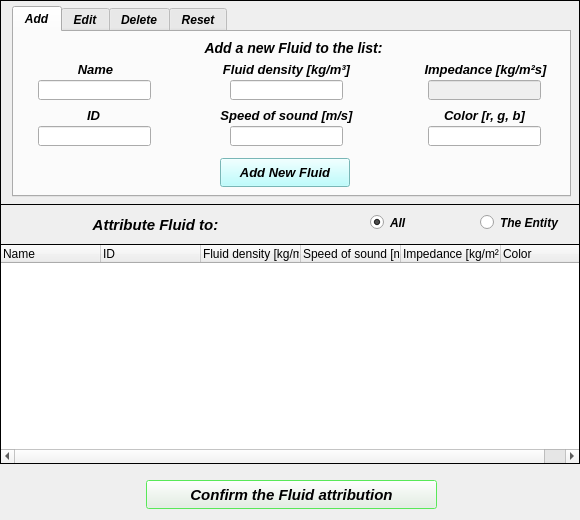
Old version of the form pulse/uix/user_input/ui/fluidInput.ui in the repository open-pulse/OpenPulse.
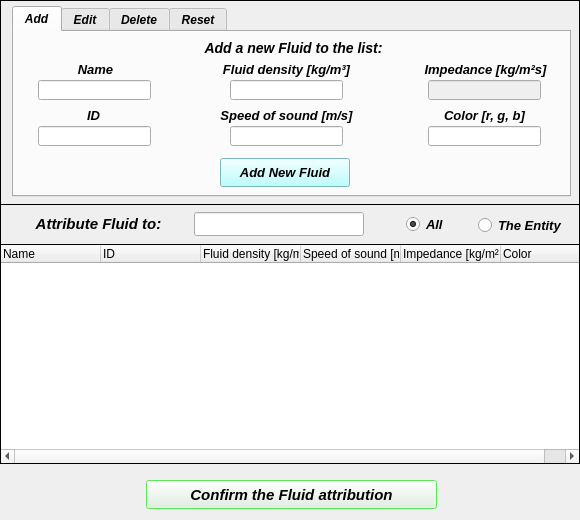
New version of the form. Icons and pictures are not drawn.

Patch:
```diff
--- a/pulse/uix/user_input/ui/fluidInput.ui
+++ b/pulse/uix/user_input/ui/fluidInput.ui
@@ -94,63 +94,50 @@
     <property name="lineWidth">
      <number>1</number>
     </property>
-    <widget class="QRadioButton" name="radioButton_entity">
+    <widget class="QLineEdit" name="lineEdit_selected_ID">
      <property name="geometry">
       <rect>
-       <x>480</x>
-       <y>10</y>
-       <width>83</width>
-       <height>17</height>
+       <x>194</x>
+       <y>8</y>
+       <width>170</width>
+       <height>24</height>
       </rect>
      </property>
-     <property name="font">
-      <font>
-       <family>Arial</family>
-       <weight>75</weight>
-       <italic>true</italic>
-       <bold>true</bold>
-       <stylestrategy>PreferAntialias</stylestrategy>
-      </font>
+     <property name="minimumSize">
+      <size>
+       <width>170</width>
+       <height>24</height>
+      </size>
      </property>
-     <property name="text">
-      <string>The Entity</string>
+     <property name="maximumSize">
+      <size>
+       <width>170</width>
+       <height>24</height>
+      </size>
      </property>
-     <property name="checked">
-      <bool>false</bool>
-     </property>
-    </widget>
-    <widget class="QRadioButton" name="radioButton_all">
-     <property name="geometry">
-      <rect>
-       <x>370</x>
-       <y>10</y>
-       <width>49</width>
-       <height>17</height>
-      </rect>
-     </property>
      <property name="font">
       <font>
        <family>Arial</family>
+       <pointsize>10</pointsize>
        <weight>75</weight>
        <italic>true</italic>
        <bold>true</bold>
-       <stylestrategy>PreferAntialias</stylestrategy>
       </font>
      </property>
      <property name="text">
-      <string>All</string>
+      <string/>
      </property>
-     <property name="checked">
-      <bool>true</bool>
+     <property name="alignment">
+      <set>Qt::AlignCenter</set>
      </property>
     </widget>
     <widget class="QLabel" name="label">
      <property name="geometry">
       <rect>
-       <x>20</x>
-       <y>12</y>
-       <width>271</width>
-       <height>16</height>
+       <x>14</x>
+       <y>10</y>
+       <width>169</width>
+       <height>21</height>
       </rect>
      </property>
      <property name="font">
@@ -168,6 +155,58 @@
       <set>Qt::AlignCenter</set>
      </property>
     </widget>
+    <widget class="QRadioButton" name="radioButton_all">
+     <property name="geometry">
+      <rect>
+       <x>406</x>
+       <y>10</y>
+       <width>55</width>
+       <height>21</height>
+      </rect>
+     </property>
+     <property name="font">
+      <font>
+       <family>Arial</family>
+       <pointsize>10</pointsize>
+       <weight>75</weight>
+       <italic>true</italic>
+       <bold>true</bold>
+       <stylestrategy>PreferAntialias</stylestrategy>
+      </font>
+     </property>
+     <property name="text">
+      <string>All</string>
+     </property>
+     <property name="checked">
+      <bool>true</bool>
+     </property>
+    </widget>
+    <widget class="QRadioButton" name="radioButton_entity">
+     <property name="geometry">
+      <rect>
+       <x>478</x>
+       <y>10</y>
+       <width>89</width>
+       <height>23</height>
+      </rect>
+     </property>
+     <property name="font">
+      <font>
+       <family>Arial</family>
+       <pointsize>10</pointsize>
+       <weight>75</weight>
+       <italic>true</italic>
+       <bold>true</bold>
+       <stylestrategy>PreferAntialias</stylestrategy>
+      </font>
+     </property>
+     <property name="text">
+      <string>The Entity</string>
+     </property>
+     <property name="checked">
+      <bool>false</bool>
+     </property>
+    </widget>
    </widget>
    <widget class="QTreeWidget" name="treeWidget">
     <property name="geometry">
```
Left out of the diff: 5 changed lines with no effect on the pictures.
